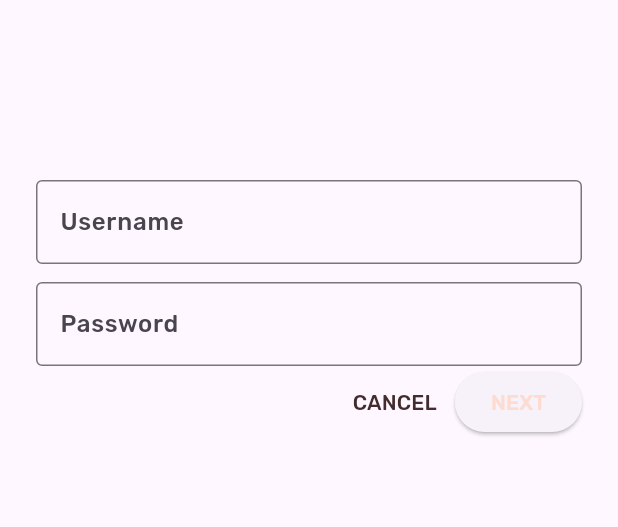
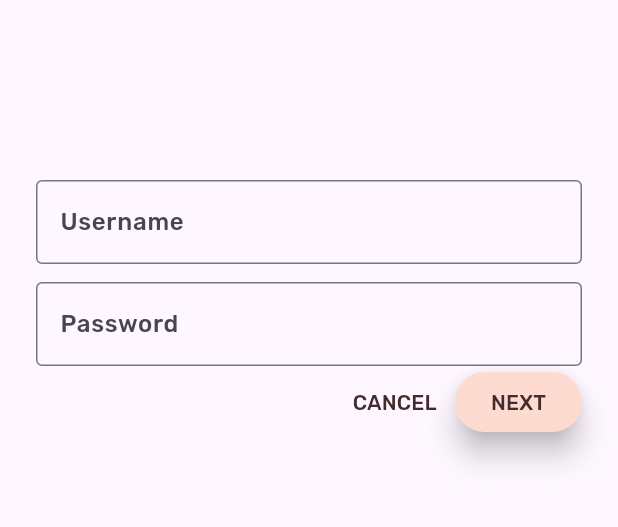
Before and after one commit to anotherlusitano/flutter-codelab-mdc-series, a Flutter app: the screen it shows after launch, on a phone screen of 412 x 824 dp, the part 225-752 px from its top. Run offline on Flutter 3.47's test engine with Material 2 defaults, Android fonts, the phone set to English and light mode, and no system bars.

Commit message:
Update the elevation of the NEXT button

```diff
--- a/lib/login.dart
+++ b/lib/login.dart
@@ -13,6 +13,7 @@
 // limitations under the License.
 
 import 'package:flutter/material.dart';
+import 'package:shrine/colors.dart';
 
 class LoginPage extends StatefulWidget {
   const LoginPage({Key? key}) : super(key: key);
@@ -70,13 +71,17 @@ class _LoginPageState extends State<LoginPage> {
                     primary: Theme.of(context).colorScheme.secondary,
                   ),
                 ),
-                // TODO: Add an elevation to NEXT (103)
                 // TODO: Add a beveled rectangular border to NEXT (103)
                 ElevatedButton(
                   child: const Text("NEXT"),
                   onPressed: () {
                     Navigator.pop(context);
                   },
+                  style: ElevatedButton.styleFrom(
+                    foregroundColor: kShrineBrown900,
+                    backgroundColor: kShrinePink100,
+                    elevation: 8.0,
+                  ),
                 ),
               ],
             ),
```
